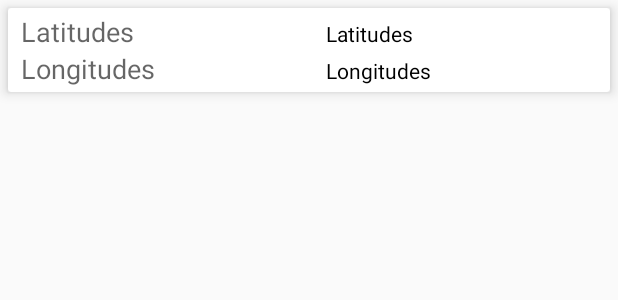
After one commit to davidnjau/Osm-Map, an Android app: the layout coordinates.xml on its own in the app's theme, with its tools: preview values and no code run, on a phone screen of 412 x 824 dp. The commit adds this screen. Shown: the top 300 px of the screen. Run offline under Robolectric (Android 15) with nearby library versions, the phone set to English and light mode, and no system bars.

Commit message:
feat(core): Preparing to populate the recyclerView with coordinates

```diff
--- a/app/build.gradle
+++ b/app/build.gradle
@@ -37,5 +37,6 @@ dependencies {
 
     implementation 'org.osmdroid:osmdroid-shape:6.1.4'
     implementation 'androidx.recyclerview:recyclerview:1.1.0'
+    implementation 'androidx.cardview:cardview:1.0.0'
 
 }
--- a/app/src/main/AndroidManifest.xml
+++ b/app/src/main/AndroidManifest.xml
@@ -11,8 +11,7 @@
         android:theme="@style/AppTheme">
         <activity android:name=".OsmMap"></activity>
         <activity
-            android:name=".MainActivity"
-            android:theme="@style/Theme.AppCompat.NoActionBar">
+            android:name=".MainActivity">
             <intent-filter>
                 <action android:name="android.intent.action.MAIN" />
 
--- a/app/src/main/res/layout/activity_main.xml
+++ b/app/src/main/res/layout/activity_main.xml
@@ -20,9 +20,6 @@
     </LinearLayout>
 
 
-    <org.osmdroid.views.MapView
-        android:id="@+id/map"
-        android:layout_width="match_parent"
-        android:layout_height="match_parent" />
+
 
 </LinearLayout>
--- /dev/null
+++ b/app/src/main/res/layout/coordinates.xml
@@ -0,0 +1,66 @@
+<?xml version="1.0" encoding="utf-8"?>
+<androidx.cardview.widget.CardView xmlns:android="http://schemas.android.com/apk/res/android"
+    xmlns:app="http://schemas.android.com/apk/res-auto"
+    android:orientation="vertical"
+    android:layout_margin="5dp"
+    app:cardElevation="5dp"
+    android:layout_width="match_parent"
+    android:layout_height="wrap_content">
+
+    <TableLayout
+        android:layout_marginEnd="2dp"
+        android:layout_marginStart="5dp"
+        android:padding="3dp"
+        android:orientation="vertical"
+        android:layout_width="match_parent"
+        android:layout_height="match_parent">
+
+        <TableRow
+            android:orientation="horizontal"
+            android:layout_width="match_parent"
+            android:layout_height="wrap_content">
+
+            <TextView
+                android:textAppearance="@style/TextAppearance.AppCompat.Medium"
+                android:layout_weight="1"
+                android:text="Latitudes"
+                android:layout_width="wrap_content"
+                android:layout_height="wrap_content"/>
+
+            <TextView
+                android:textColor="@android:color/black"
+                android:id="@+id/tvLat"
+                android:layout_weight="1"
+                android:text="Latitudes"
+                android:layout_width="wrap_content"
+                android:layout_height="wrap_content"/>
+
+        </TableRow>
+
+        <TableRow
+            android:orientation="horizontal"
+            android:layout_width="match_parent"
+            android:layout_height="wrap_content">
+
+            <TextView
+                android:textAppearance="@style/TextAppearance.AppCompat.Medium"
+                android:layout_weight="1"
+                android:text="Longitudes"
+                android:layout_width="wrap_content"
+                android:layout_height="wrap_content"/>
+
+            <TextView
+                android:textColor="@android:color/black"
+                android:id="@+id/tvLong"
+                android:layout_weight="1"
+                android:text="Longitudes"
+                android:layout_width="wrap_content"
+                android:layout_height="wrap_content"/>
+
+        </TableRow>
+
+    </TableLayout>
+
+
+
+</androidx.cardview.widget.CardView>
```
Also changed, not shown: app/src/main/java/com/centafrique/openstreetmap/CoordinatesAdapter.kt (+16 -2 lines), app/src/main/java/com/centafrique/openstreetmap/MainActivity.kt (+34 -0 lines).
